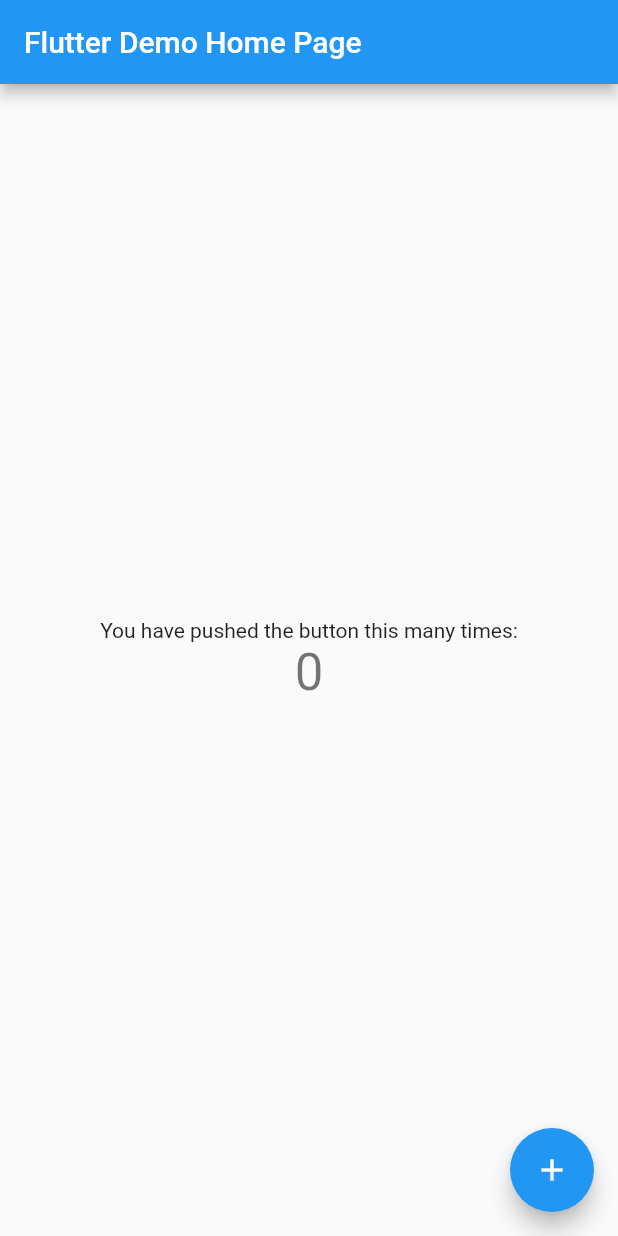
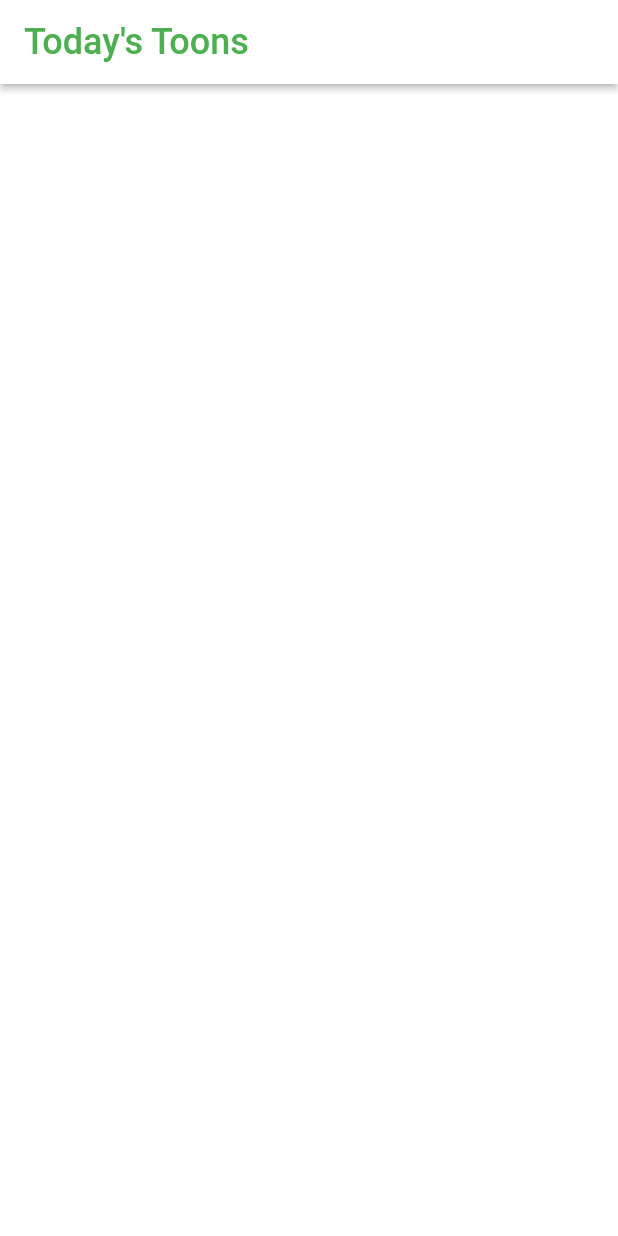
Before and after one commit to ssryu/webtoon_app, a Flutter app: the screen it shows after launch, on a phone screen of 412 x 824 dp. Run offline on Flutter 3.47's test engine with Material 2 defaults, Android fonts, the phone set to English and light mode, and no system bars.

Commit message:
Add homescreen

```diff
--- a/lib/main.dart
+++ b/lib/main.dart
@@ -1,115 +1,17 @@
 import 'package:flutter/material.dart';
+import 'package:webtoon_app/screens/home_screen.dart';
 
 void main() {
-  runApp(const MyApp());
+  runApp(const App());
 }
 
-class MyApp extends StatelessWidget {
-  const MyApp({super.key});
+class App extends StatelessWidget {
+  const App({super.key});
 
-  // This widget is the root of your application.
   @override
   Widget build(BuildContext context) {
-    return MaterialApp(
-      title: 'Flutter Demo',
-      theme: ThemeData(
-        // This is the theme of your application.
-        //
-        // Try running your application with "flutter run". You'll see the
-        // application has a blue toolbar. Then, without quitting the app, try
-        // changing the primarySwatch below to Colors.green and then invoke
-        // "hot reload" (press "r" in the console where you ran "flutter run",
-        // or simply save your changes to "hot reload" in a Flutter IDE).
-        // Notice that the counter didn't reset back to zero; the application
-        // is not restarted.
-        primarySwatch: Colors.blue,
-      ),
-      home: const MyHomePage(title: 'Flutter Demo Home Page'),
+    return const MaterialApp(
+      home: HomeScreen(),
     );
   }
 }
-
-class MyHomePage extends StatefulWidget {
-  const MyHomePage({super.key, required this.title});
-
-  // This widget is the home page of your application. It is stateful, meaning
-  // that it has a State object (defined below) that contains fields that affect
-  // how it looks.
-
-  // This class is the configuration for the state. It holds the values (in this
-  // case the title) provided by the parent (in this case the App widget) and
-  // used by the build method of the State. Fields in a Widget subclass are
-  // always marked "final".
-
-  final String title;
-
-  @override
-  State<MyHomePage> createState() => _MyHomePageState();
-}
-
-class _MyHomePageState extends State<MyHomePage> {
-  int _counter = 0;
-
-  void _incrementCounter() {
-    setState(() {
-      // This call to setState tells the Flutter framework that something has
-      // changed in this State, which causes it to rerun the build method below
-      // so that the display can reflect the updated values. If we changed
-      // _counter without calling setState(), then the build method would not be
-      // called again, and so nothing would appear to happen.
-      _counter++;
-    });
-  }
-
-  @override
-  Widget build(BuildContext context) {
-    // This method is rerun every time setState is called, for instance as done
-    // by the _incrementCounter method above.
-    //
-    // The Flutter framework has been optimized to make rerunning build methods
-    // fast, so that you can just rebuild anything that needs updating rather
-    // than having to individually change instances of widgets.
-    return Scaffold(
-      appBar: AppBar(
-        // Here we take the value from the MyHomePage object that was created by
-        // the App.build method, and use it to set our appbar title.
-        title: Text(widget.title),
-      ),
-      body: Center(
-        // Center is a layout widget. It takes a single child and positions it
-        // in the middle of the parent.
-        child: Column(
-          // Column is also a layout widget. It takes a list of children and
-          // arranges them vertically. By default, it sizes itself to fit its
-          // children horizontally, and tries to be as tall as its parent.
-          //
-          // Invoke "debug painting" (press "p" in the console, choose the
-          // "Toggle Debug Paint" action from the Flutter Inspector in Android
-          // Studio, or the "Toggle Debug Paint" command in Visual Studio Code)
-          // to see the wireframe for each widget.
-          //
-          // Column has various properties to control how it sizes itself and
-          // how it positions its children. Here we use mainAxisAlignment to
-          // center the children vertically; the main axis here is the vertical
-          // axis because Columns are vertical (the cross axis would be
-          // horizontal).
-          mainAxisAlignment: MainAxisAlignment.center,
-          children: <Widget>[
-            const Text(
-              'You have pushed the button this many times:',
-            ),
-            Text(
-              '$_counter',
-              style: Theme.of(context).textTheme.headline4,
-            ),
-          ],
-        ),
-      ),
-      floatingActionButton: FloatingActionButton(
-        onPressed: _incrementCounter,
-        tooltip: 'Increment',
-        child: const Icon(Icons.add),
-      ), // This trailing comma makes auto-formatting nicer for build methods.
-    );
-  }
-}
--- /dev/null
+++ b/lib/screens/home_screen.dart
@@ -0,0 +1,23 @@
+import 'package:flutter/material.dart';
+
+class HomeScreen extends StatelessWidget {
+  const HomeScreen({super.key});
+
+  @override
+  Widget build(BuildContext context) {
+    return Scaffold(
+      backgroundColor: Colors.white,
+      appBar: AppBar(
+        elevation: 2,
+        foregroundColor: Colors.green,
+        backgroundColor: Colors.white,
+        title: const Text(
+          "Today's Toons",
+          style: TextStyle(
+            fontSize: 24,
+          ),
+        ),
+      ),
+    );
+  }
+}
```
